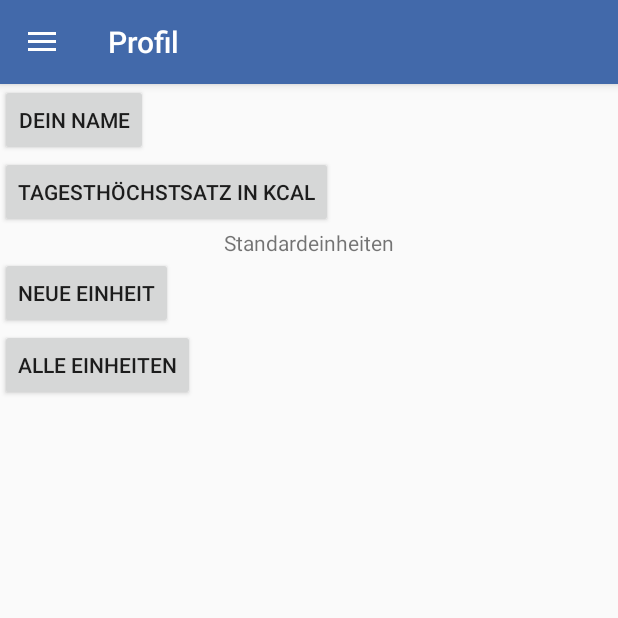
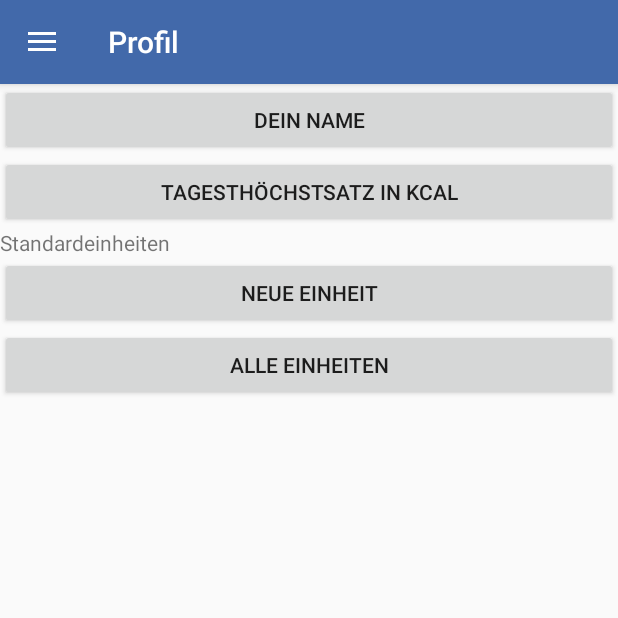
Before and after one commit to LucasMoll/ProjectFettSpeck, an Android app: the screen it shows after launch (NavigationActivity), in the side drawer, after a tap on "Profil", on a phone screen of 412 x 824 dp, the top half of it. Run offline under Robolectric (Android 15) with nearby library versions, the phone set to English and light mode, and no system bars.

Commit message:
Settings/Profil Activity

```diff
--- a/app/src/main/java/de/fhdw/mfwi415a/gop/kalorientagebuch/activites/Settings/ApplicationLogic.java
+++ b/app/src/main/java/de/fhdw/mfwi415a/gop/kalorientagebuch/activites/Settings/ApplicationLogic.java
@@ -1,8 +1,15 @@
 package de.fhdw.mfwi415a.gop.kalorientagebuch.activites.Settings;
 
 import android.content.Context;
+import android.os.Bundle;
+import android.widget.Button;
 
 public class ApplicationLogic {
+
+    private Button button_name;
+    private Button button_hoechstsatz;
+    private Button neue_Einheit;
+    private Button alle_Einheiten;
 
     private Gui mGui;
     private Context mContext;
--- a/app/src/main/res/layout/profil_layout.xml
+++ b/app/src/main/res/layout/profil_layout.xml
@@ -5,7 +5,7 @@
 
     <Button
         android:id="@+id/button_hoechstsatz"
-        android:layout_width="wrap_content"
+        android:layout_width="match_parent"
         android:layout_height="wrap_content"
         android:layout_alignParentStart="true"
         android:layout_alignParentLeft="true"
@@ -14,7 +14,7 @@
 
     <Button
         android:id="@+id/button_name"
-        android:layout_width="wrap_content"
+        android:layout_width="match_parent"
         android:layout_height="wrap_content"
         android:layout_alignParentStart="true"
         android:layout_alignParentLeft="true"
@@ -23,15 +23,16 @@
 
     <TextView
         android:id="@+id/text_standardeinheiten"
-        android:layout_width="wrap_content"
+        android:layout_width="match_parent"
         android:layout_height="wrap_content"
         android:layout_below="@+id/button_hoechstsatz"
         android:layout_centerHorizontal="true"
+        android:layout_centerInParent="true"
         android:text="@string/text_standardeinheiten" />
 
     <Button
         android:id="@+id/button_neueEinheit"
-        android:layout_width="wrap_content"
+        android:layout_width="match_parent"
         android:layout_height="wrap_content"
         android:layout_alignParentStart="true"
         android:layout_alignParentLeft="true"
@@ -40,7 +41,7 @@
 
     <Button
         android:id="@+id/button_alleEinheiten"
-        android:layout_width="wrap_content"
+        android:layout_width="match_parent"
         android:layout_height="wrap_content"
         android:layout_alignParentStart="true"
         android:layout_alignParentLeft="true"
```
